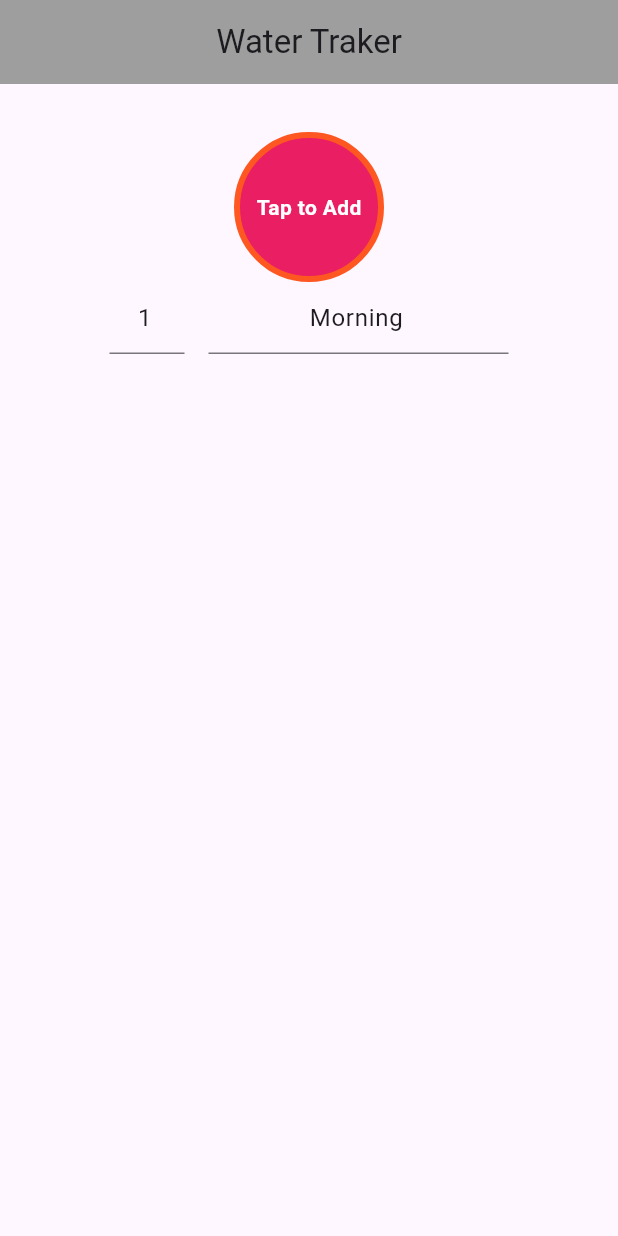
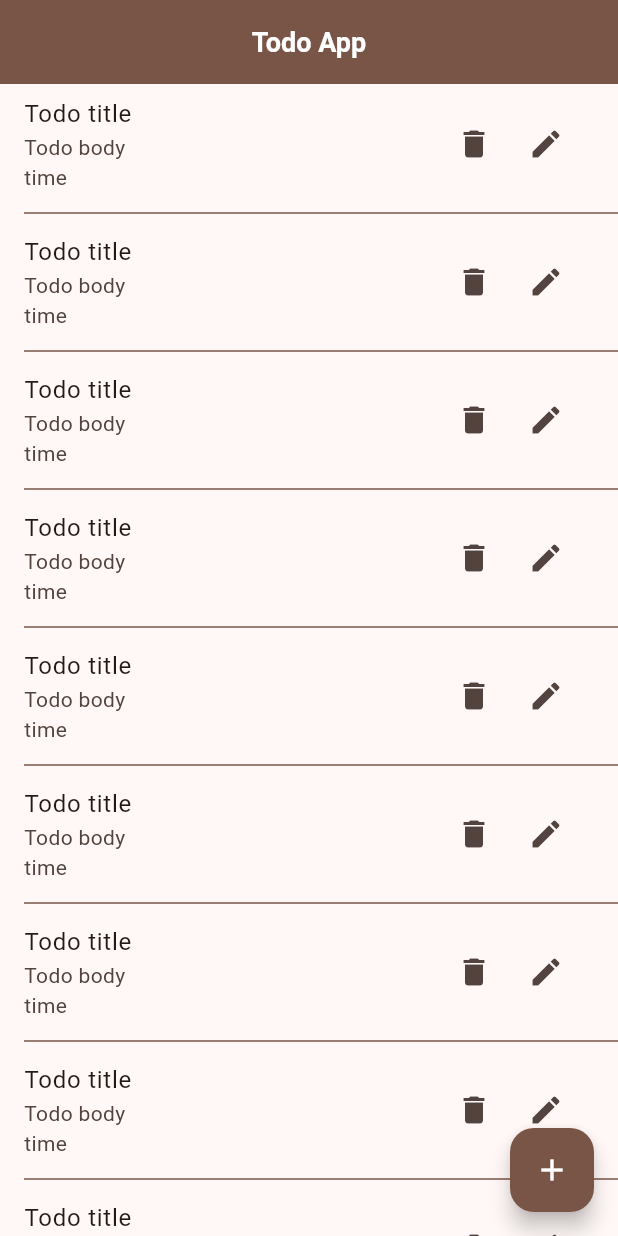
Before and after one commit to shamim2810/flutter_ostad, a Flutter app: the screen it shows after launch, on a phone screen of 412 x 824 dp. Run offline on Flutter 3.47's test engine with Material 3 defaults, Android fonts, the phone set to English and light mode, and no system bars.

Commit message:
User interface design

```diff
--- a/lib/main.dart
+++ b/lib/main.dart
@@ -1,17 +1,7 @@
 import 'package:flutter/cupertino.dart';
 import 'package:flutter/material.dart';
-import 'package:flutter_ostad/water_app.dart';
+import 'package:flutter_ostad/todo_app.dart';
 
 void main(){
-  runApp(MyApp());
+  runApp(const TodoApp());
 }
-class MyApp extends StatelessWidget {
-  const MyApp({super.key});
-
-  @override
-  Widget build(BuildContext context) {
-    return MaterialApp(
-      home: HomeScreen(),
-    );
-  }
-}
--- /dev/null
+++ b/lib/todo_app.dart
@@ -0,0 +1,56 @@
+import 'package:flutter/material.dart';
+import 'package:flutter_ostad/todo_list_screen.dart';
+
+class TodoApp extends StatelessWidget {
+  const TodoApp({super.key});
+
+  @override
+  Widget build(BuildContext context) {
+    return MaterialApp(
+      home: TodoListScreen(),
+      theme: ThemeData(
+        colorSchemeSeed: Colors.brown,
+        appBarTheme: const AppBarTheme(
+          centerTitle: true,
+          backgroundColor: Colors.brown,
+          titleTextStyle: TextStyle(
+              color: Colors.white, fontSize: 18, fontWeight: FontWeight.w600),
+          iconTheme: IconThemeData(
+            color: Colors.white,
+          ),
+        ),
+        inputDecorationTheme: const InputDecorationTheme(
+          border: OutlineInputBorder(
+            borderSide: BorderSide(color: Colors.brown),
+          ),
+          enabledBorder: OutlineInputBorder(
+            borderSide: BorderSide(color: Colors.pink),
+          ),
+          focusedBorder: OutlineInputBorder(
+            borderSide: BorderSide(color: Colors.yellowAccent),
+          ),
+          disabledBorder: OutlineInputBorder(
+            borderSide: BorderSide(color: Colors.green),
+          ),
+          errorBorder: OutlineInputBorder(
+            borderSide: BorderSide(color: Colors.red),
+          ),
+        ),
+        elevatedButtonTheme: ElevatedButtonThemeData(
+          style: ElevatedButton.styleFrom(
+            backgroundColor: Colors.brown,
+            foregroundColor: Colors.white,
+            textStyle: const TextStyle(
+              fontSize: 18,
+              fontWeight: FontWeight.w500,
+            ),
+            padding: const EdgeInsets.symmetric(vertical: 12, horizontal: 24),
+            shape: RoundedRectangleBorder(
+              borderRadius: BorderRadius.circular(7),
+            ),
+          ),
+        ),
+      ),
+    );
+  }
+}
--- /dev/null
+++ b/lib/todo_list_screen.dart
@@ -0,0 +1,110 @@
+import 'package:flutter/material.dart';
+import 'package:flutter_ostad/add_new_todo_screen.dart';
+import 'package:flutter_ostad/edit_todo_screen.dart';
+
+class TodoListScreen extends StatefulWidget {
+  const TodoListScreen({super.key});
+
+  @override
+  State<TodoListScreen> createState() => _TodoListScreenState();
+}
+
+class _TodoListScreenState extends State<TodoListScreen> {
+  @override
+  Widget build(BuildContext context) {
+    return Scaffold(
+      appBar: AppBar(
+        title: const Text(
+          'Todo App',
+        ),
+      ),
+      body: ListView.separated(
+        itemCount: 10,
+        itemBuilder: (context, index) {
+          return ListTile(
+            title: const Text('Todo title'),
+            subtitle: const Column(
+              crossAxisAlignment: CrossAxisAlignment.start,
+              children: [
+                Text('Todo body'),
+                Text('time'),
+              ],
+            ),
+            trailing: Wrap(
+              children: [
+                IconButton(
+                  onPressed: showDeleteConfermationDialog,
+                  icon: const Icon(Icons.delete),
+                ),
+                IconButton(
+                  onPressed: () {
+                    Navigator.push(
+                      context,
+                      MaterialPageRoute(
+                        builder: (context) => EditTodoScreen(),
+                      ),
+                    );
+                  },
+                  icon: const Icon(Icons.edit),
+                ),
+              ],
+            ),
+          );
+        },
+        separatorBuilder: (context, index) {
+          return const Divider(
+            color: Colors.brown,
+            height: 12,
+            indent: 16,
+            //endIndent: 16,
+          );
+        },
+      ),
+      floatingActionButton: FloatingActionButton(
+        onPressed: () {
+          Navigator.push(
+            context,
+            MaterialPageRoute(
+              builder: (context) => AddNewTodoScreen(),
+            ),
+          );
+        },
+        backgroundColor: Colors.brown,
+        foregroundColor: Colors.white,
+        child: const Icon(Icons.add),
+      ),
+    );
+  }
+
+  void showDeleteConfermationDialog() {
+    showDialog(
+      context: context,
+      builder: (context) {
+        return AlertDialog(
+          title: Text('Delete Todo'),
+          content: Text('Are you sure you want to delete'),
+          actions: [
+            TextButton(
+              onPressed: () {
+                Navigator.pop(context);
+              },
+              child: Text('Cancel'),
+            ),
+            TextButton(
+              onPressed: () {
+                Navigator.pop(context);
+              },
+              child: Text(
+                'Yes, Delete',
+                style: TextStyle(color: Colors.red),
+              ),
+            ),
+          ],
+          shape: RoundedRectangleBorder(
+            borderRadius: BorderRadius.circular(16),
+          ),
+        );
+      },
+    );
+  }
+}
--- a/lib/water_app.dart
+++ /dev/null
@@ -1,127 +0,0 @@
-import 'package:flutter/material.dart';
-import 'package:flutter_ostad/water_consume.dart';
-import 'package:intl/intl.dart';
-//import 'water_consume.dart';
-
-class HomeScreen extends StatefulWidget {
-  const HomeScreen({super.key});
-
-  @override
-  State<HomeScreen> createState() => _HomeScreenState();
-}
-
-class _HomeScreenState extends State<HomeScreen> {
-  List<WaterConsume> waterConsumeList = [];
-  final TextEditingController _noOfGlassesTEConrolar =
-      TextEditingController(text: '1');
-  final TextEditingController _noteOfGlassesTEConrolar =
-      TextEditingController(text: 'Morning');
-
-  @override
-  Widget build(BuildContext context) {
-    return Scaffold(
-      appBar: AppBar(
-        title: const Text('Water Traker'),
-        centerTitle: true,
-        backgroundColor: Colors.grey,
-      ),
-      body: SingleChildScrollView(
-        child: Column(
-          crossAxisAlignment: CrossAxisAlignment.center,
-          children: [
-            Padding(
-              padding: const EdgeInsets.all(32.0),
-              child: Column(
-                children: [
-                  InkWell(
-                    borderRadius: BorderRadius.circular(100),
-                    onTap: () {
-                      if (_noOfGlassesTEConrolar.text.trim().isEmpty) {
-                        _noOfGlassesTEConrolar.text = '1';
-                      }
-                      final noOfGlasses = _noOfGlassesTEConrolar.text.trim();
-                      int value = int.tryParse(noOfGlasses) ?? 1;
-                      // waterConsumeList.add(
-                      //   WaterConsume(value, DateTime.now(),
-                      //       _noteOfGlassesTEConrolar.text),);
-                      waterConsumeList.insert(0,
-                        WaterConsume(value, DateTime.now(),
-                            _noteOfGlassesTEConrolar.text),);
-                      setState(() {});
-                    },
-                    child: Container(
-                      height: 100,
-                      width: 100,
-                      alignment: Alignment.center,
-                      decoration: BoxDecoration(
-                        color: Colors.pink,
-                        border: Border.all(color: Colors.deepOrange, width: 4),
-                        borderRadius: BorderRadius.circular(100),
-                      ),
-                      child: const Text(
-                        'Tap to Add',
-                        style: TextStyle(
-                          color: Colors.white,
-                          fontWeight: FontWeight.bold,
-                        ),
-                      ),
-                    ),
-                  ),
-                  const SizedBox(
-                    width: 16,
-                  ),
-                  Row(
-                    mainAxisAlignment: MainAxisAlignment.center,
-                    children: [
-                      SizedBox(
-                        width: 50,
-                        child: TextField(
-                          controller: _noOfGlassesTEConrolar,
-                          keyboardType: TextInputType.number,
-                          textAlign: TextAlign.center,
-                        ),
-                      ),
-                      const SizedBox(
-                        width: 16,
-                      ),
-                      SizedBox(
-                        width: 200,
-                        child: TextField(
-                          controller: _noteOfGlassesTEConrolar,
-                          keyboardType: TextInputType.text,
-                          textAlign: TextAlign.center,
-                        ),
-                      ),
-                    ],
-                  ),
-                ],
-              ),
-            ),
-            ListView.builder(
-                //reverse: true,
-                itemCount: waterConsumeList.length,
-                shrinkWrap: true,
-                primary: false,
-                itemBuilder: (context, index) {
-                  return ListTile(
-                    leading: CircleAvatar(
-                      child: Text(
-                        waterConsumeList[index].noOfGlass.toString(),
-                      ),
-                    ),
-                    title: Text(waterConsumeList[index].note),
-                    subtitle: Text(DateFormat.yMEd().add_jms().format(waterConsumeList[index].time)),
-                    trailing: IconButton(
-                        onPressed: (){
-                          waterConsumeList.removeAt(index);
-                          setState(() {});
-                        },
-                        icon: const Icon(Icons.delete)),
-                  );
-                })
-          ],
-        ),
-      ),
-    );
-  }
-}
--- a/lib/water_consume.dart
+++ /dev/null
@@ -1,7 +0,0 @@
-class WaterConsume{
-  final int noOfGlass;
-  final String note;
-  final DateTime time;
-  WaterConsume(this.noOfGlass, this.time, this.note);
-
-}
--- a/pubspec.yaml
+++ b/pubspec.yaml
@@ -35,7 +35,6 @@ dependencies:
   # The following adds the Cupertino Icons font to your application.
   # Use with the CupertinoIcons class for iOS style icons.
   cupertino_icons: ^1.0.2
-  intl: ^0.19.0
 dev_dependencies:
   flutter_test:
     sdk: flutter
```
Also changed, not shown: lib/add_new_todo_screen.dart (added, +86 -0 lines), lib/edit_todo_screen.dart (added, +87 -0 lines), lib/homescreen.dart (deleted, +0 -43 lines), lib/profilescreen.dart (deleted, +0 -38 lines), lib/settingscreen.dart (deleted, +0 -52 lines), pubspec.lock, 1 other file.
